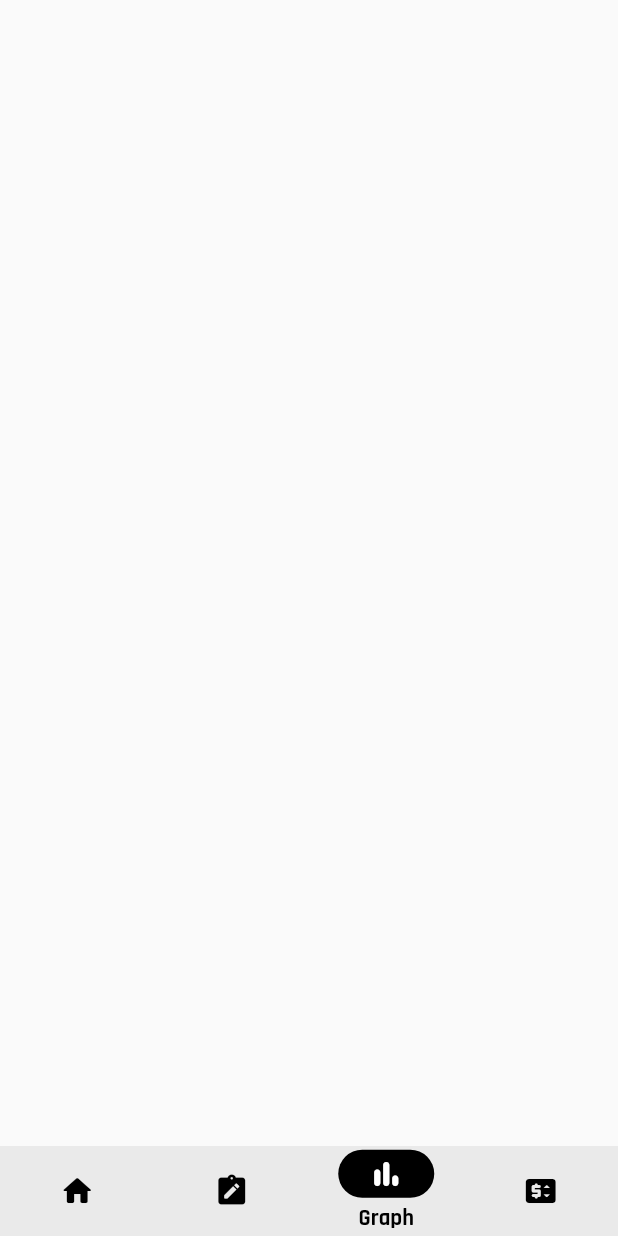
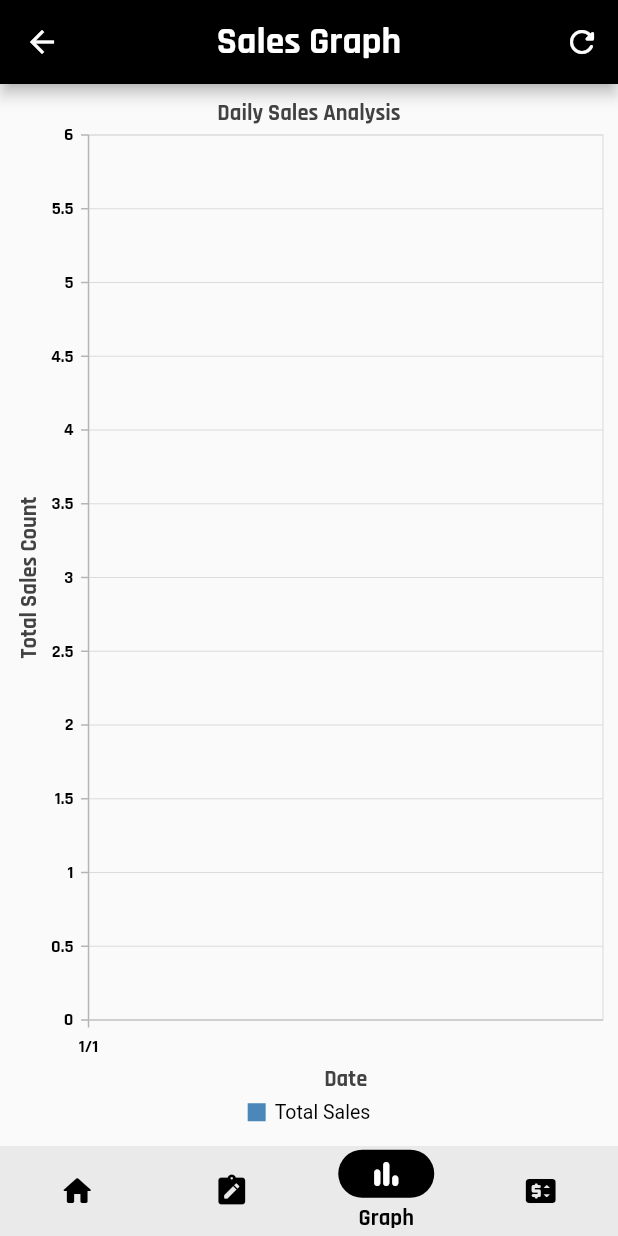
Before and after one commit to mgharish18/Sales_Tracker, a Flutter app: the Account screen opened directly with empty values, item 3 of the bottom bar chosen, on a phone screen of 412 x 824 dp. Run offline on Flutter 3.47's test engine with Material 2 defaults, Android fonts, the phone set to English and light mode, and no system bars; our stand-ins replace google_fonts, shared_preferences, syncfusion_flutter_charts, syncfusion_flutter_datagrid; missing offline and left inert: syncfusion_flutter_core; accounts and stored records are empty.

Commit message:
last_commit

```diff
--- a/lib/screens/2_products_entry/entry_screen.dart
+++ b/lib/screens/2_products_entry/entry_screen.dart
@@ -2,6 +2,7 @@
 import 'package:google_fonts/google_fonts.dart';
 import 'package:intl/intl.dart';
 import 'package:sales_records/screens/3_sales_history/table_screen.dart';
+import 'package:sales_records/screens/4_statisticts_graph/sales_graph.dart';
 
 import 'package:sales_records/storage/shared_preferences.dart';
 import 'package:sales_records/screens/2_products_entry/widget_products_list.dart';
@@ -294,8 +295,7 @@
 
   Widget _buildDate() {
     return Container(
-      margin: const EdgeInsets.symmetric(horizontal: 50.0),
-      width: MediaQuery.of(context).size.width,
+      width: MediaQuery.of(context).size.width - 30,
       height: 40.0,
       decoration: BoxDecoration(
           color: Colors.black, borderRadius: BorderRadius.circular(10.0)),
@@ -335,8 +335,7 @@
   Widget _buildTime() {
     final localizations = MaterialLocalizations.of(context);
     return Container(
-      margin: const EdgeInsets.symmetric(horizontal: 50.0),
-      width: MediaQuery.of(context).size.width,
+      width: MediaQuery.of(context).size.width - 30,
       height: 40.0,
       decoration: BoxDecoration(
           color: Colors.black, borderRadius: BorderRadius.circular(10.0)),
@@ -392,12 +391,18 @@
     super.initState();
     navigationIndex = 0;
     acc = widget.name;
-    screens = [EntryPage(name: acc), SalesTable(name: acc)];
+    screens = [
+      EntryPage(name: acc),
+      SalesTable(name: acc),
+      GraphPage(name: acc),
+      SalesTable(name: acc),
+    ];
   }
 
   @override
   Widget build(BuildContext context) {
     return Scaffold(
+      appBar: null,
       body: IndexedStack(
         children: screens,
         index: navigationIndex,
--- a/lib/screens/3_sales_history/table_screen.dart
+++ b/lib/screens/3_sales_history/table_screen.dart
@@ -57,7 +57,7 @@
         appBar: AppBar(
           backgroundColor: Colors.black,
           title: Text(
-            acc,
+            'Records',
             style: GoogleFonts.rajdhani(
                 fontSize: 25.0, fontWeight: FontWeight.bold),
           ),
--- /dev/null
+++ b/lib/screens/4_statisticts_graph/sales_graph.dart
@@ -0,0 +1,134 @@
+import 'package:flutter/material.dart';
+import 'package:google_fonts/google_fonts.dart';
+import 'package:sales_records/storage/shared_preferences.dart';
+import 'package:syncfusion_flutter_charts/charts.dart';
+import 'package:intl/intl.dart';
+
+class GraphPage extends StatefulWidget {
+  final String name;
+  const GraphPage({Key? key, required this.name}) : super(key: key);
+
+  @override
+  _GraphPageState createState() => _GraphPageState();
+}
+
+class _GraphPageState extends State<GraphPage> {
+  late String acc;
+  static late List<GraphData> gDataList;
+  late TooltipBehavior _tooltipBehavior;
+
+  @override
+  void initState() {
+    super.initState();
+    acc = widget.name;
+    gDataList = getGraphData();
+    _tooltipBehavior = TooltipBehavior(enable: true);
+  }
+
+  @override
+  Widget build(BuildContext context) {
+    return Scaffold(
+        appBar: AppBar(
+          backgroundColor: Colors.black,
+          title: Text(
+            'Sales Graph',
+            style: GoogleFonts.rajdhani(
+                fontSize: 25.0, fontWeight: FontWeight.bold),
+          ),
+          centerTitle: true,
+          actions: [
+            IconButton(
+                onPressed: () => setState(() {
+                      gDataList = getGraphData();
+                    }),
+                icon: const Icon(Icons.refresh_rounded))
+          ],
+        ),
+        body: SafeArea(
+          child: SfCartesianChart(
+            title: ChartTitle(
+              text: 'Daily Sales Analysis',
+              textStyle: GoogleFonts.rajdhani(fontWeight: FontWeight.bold),
+            ),
+            legend: Legend(
+              isVisible: true,
+            ),
+            tooltipBehavior: _tooltipBehavior,
+            zoomPanBehavior:
+                ZoomPanBehavior(enablePinching: true, zoomMode: ZoomMode.x),
+            series: <ChartSeries>[
+              LineSeries<GraphData, dynamic>(
+                  name: 'Total Sales',
+                  dataSource: gDataList,
+                  xValueMapper: (GraphData data, _) => data.date,
+                  yValueMapper: (GraphData data, _) => data.count,
+                  dataLabelSettings: DataLabelSettings(
+                      isVisible: true,
+                      textStyle: GoogleFonts.rajdhani(
+                          fontWeight: FontWeight.bold, color: Colors.black))),
+            ],
+            primaryXAxis: DateTimeAxis(
+                labelStyle: GoogleFonts.rajdhani(
+                    fontWeight: FontWeight.bold, color: Colors.black),
+                dateFormat: DateFormat('d/M'),
+                edgeLabelPlacement: EdgeLabelPlacement.shift,
+                title: AxisTitle(
+                  text: 'Date',
+                  textStyle: GoogleFonts.rajdhani(fontWeight: FontWeight.bold),
+                )),
+            primaryYAxis: NumericAxis(
+                labelStyle: GoogleFonts.rajdhani(
+                    fontWeight: FontWeight.bold, color: Colors.black),
+                title: AxisTitle(
+                  text: 'Total Sales Count',
+                  textStyle: GoogleFonts.rajdhani(fontWeight: FontWeight.bold),
+                )),
+          ),
+        ));
+  }
+
+  List<GraphData> getGraphData() {
+    Map data = LocalData().getSalesLog(acc);
+    List<String> allDates = [];
+    List<List> allCounts = [];
+    for (var key in data.keys) {
+      allDates.add(DateFormat('yyyy-MM-dd').format(DateTime.parse(key)));
+      allCounts.add(data[key]);
+    }
+    return processData(allDates, allCounts);
+  }
+
+  List<GraphData> processData(List<String> allDates, List<List> allCounts) {
+    List<GraphData> gDataList = [];
+    while (allDates.isNotEmpty) {
+      List<int> idx = [];
+      List<List> specificCount = [];
+      int count = 0;
+      String date = allDates[0];
+      for (int i = 0; i < allDates.length; i++) {
+        if (allDates[0] == allDates[i]) {
+          idx.add(i);
+        }
+      }
+      for (int i in idx) {
+        specificCount.add(allCounts[i]);
+        allDates.remove(date);
+        allCounts[i] = [];
+      }
+      allCounts.removeWhere((element) => element.isEmpty);
+      for (var x in specificCount) {
+        for (int e in x) {
+          count += e;
+        }
+      }
+      gDataList.add(GraphData(DateTime.parse(date), count));
+    }
+    return gDataList;
+  }
+}
+
+class GraphData {
+  DateTime date;
+  int count;
+  GraphData(this.date, this.count);
+}
--- a/lib/storage/shared_preferences.dart
+++ b/lib/storage/shared_preferences.dart
@@ -1,4 +1,5 @@
 import 'dart:convert';
+import "dart:collection";
 
 import 'package:flutter/material.dart';
 import 'package:shared_preferences/shared_preferences.dart';
@@ -6,7 +7,8 @@
 class LocalData {
   static late SharedPreferences account;
   Map itemmap = {};
-  Map value = {};
+  Map temp = {};
+  SplayTreeMap value = SplayTreeMap();
 
   Future init() async {
     return account = await SharedPreferences.getInstance();
@@ -41,8 +43,12 @@
     await account.setString(key, jsonEncode(value));
   }
 
-  Map getSalesLog(String acc) {
+  SplayTreeMap getSalesLog(String acc) {
     String key = acc + 'SalesLog';
-    return jsonDecode(account.getString(key) ?? jsonEncode(value));
+    temp = jsonDecode(account.getString(key) ?? jsonEncode(value));
+    temp.forEach((key, values) {
+      value[key] = values;
+    });
+    return value;
   }
 }
--- a/pubspec.yaml
+++ b/pubspec.yaml
@@ -38,6 +38,7 @@
   google_fonts: ^2.2.0
   intl: ^0.17.0
   syncfusion_flutter_datagrid: ^19.4.43
+  syncfusion_flutter_charts: ^19.4.43
 
 dev_dependencies:
   flutter_test:
```
Also changed, not shown: pubspec.lock.
